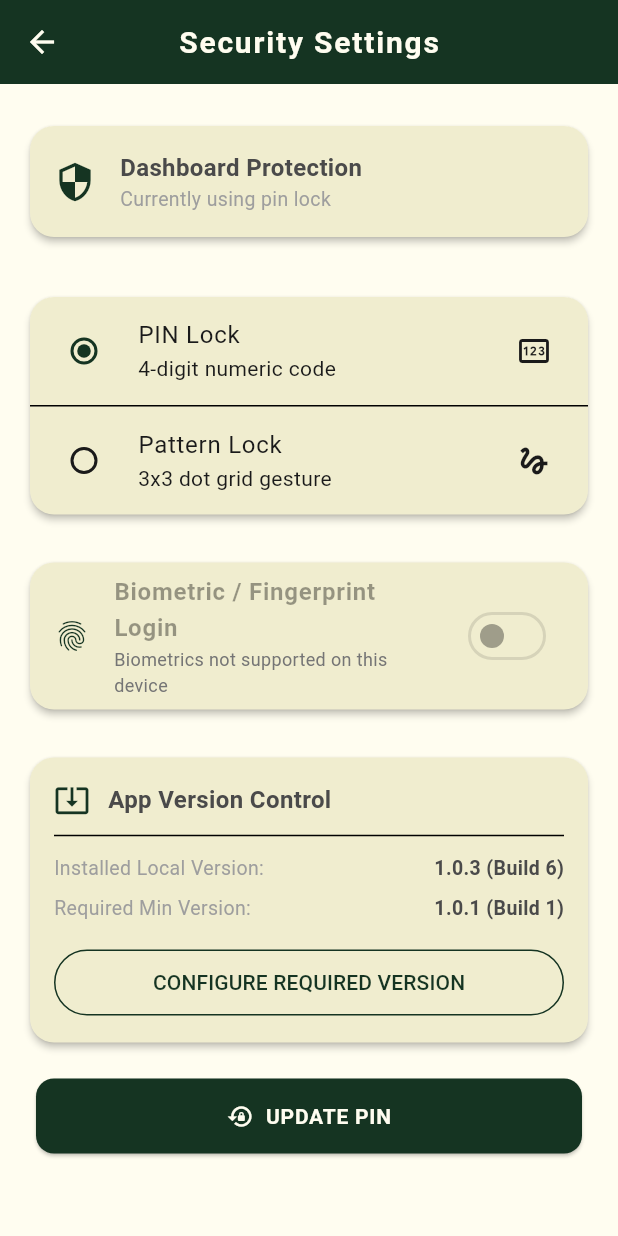
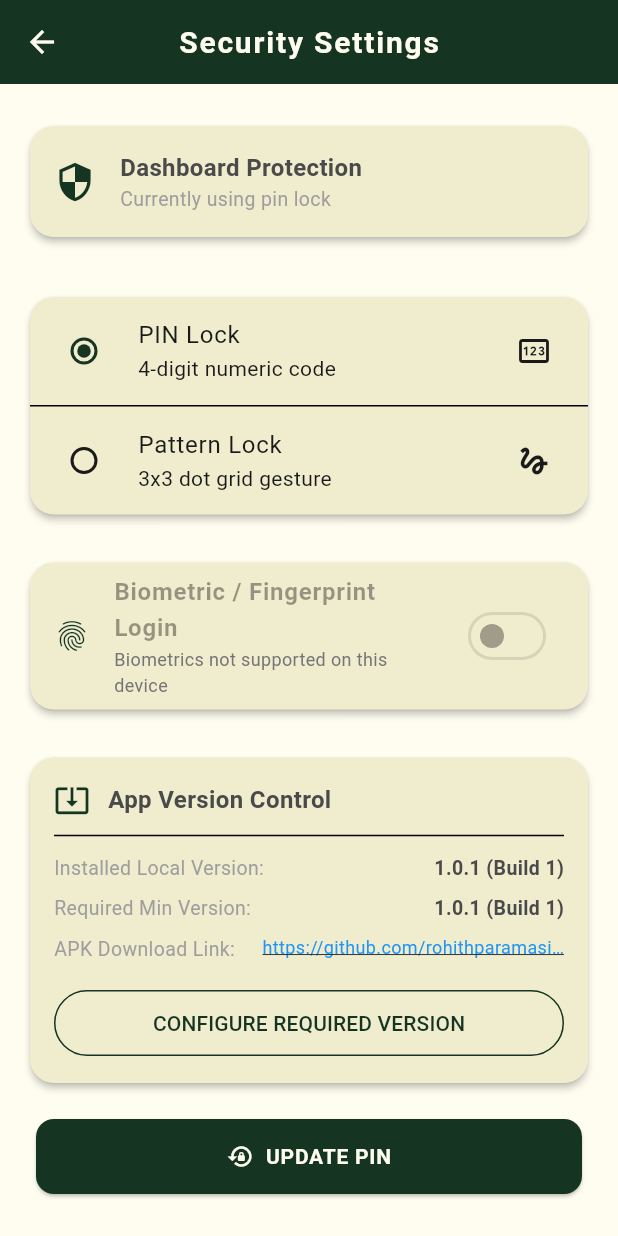
Before and after one commit to rohithparamasivam1125-gif/Dhkin-mobiles, a Flutter app: the SecuritySettingsScreen screen opened directly, on a phone screen of 412 x 824 dp. Run offline on Flutter 3.47's test engine with Material 3 defaults, Android fonts, the phone set to English and light mode, and no system bars; our stand-ins replace cloud_firestore, firebase_auth, firebase_core, firebase_messaging, flutter_local_notifications, image_picker and 5 more; missing offline and left inert: onesignal_flutter; accounts and stored records are empty.

Commit message:
Implement owner-controlled version management and db-synced build script

```diff
--- a/lib/main.dart
+++ b/lib/main.dart
@@ -10,8 +10,8 @@ import 'services/database_service.dart';
 import 'package:cloud_firestore/cloud_firestore.dart';
 import 'package:url_launcher/url_launcher.dart';
 
-const int kCurrentVersionCode = 6;
-const String kCurrentVersionName = '1.0.3';
+const int kCurrentVersionCode = 1;
+const String kCurrentVersionName = '1.0.1';
 
 void main() async {
   try {
--- a/lib/screens/owner/security_settings.dart
+++ b/lib/screens/owner/security_settings.dart
@@ -1,5 +1,6 @@
 import 'package:flutter/material.dart';
 import 'package:cloud_firestore/cloud_firestore.dart';
+import 'package:url_launcher/url_launcher.dart';
 import '../../utils/app_theme.dart';
 import '../../services/security_service.dart';
 import '../../services/biometric_service.dart';
@@ -332,6 +333,36 @@ class _SecuritySettingsScreenState extends State<SecuritySettingsScreen> {
                 Text('$_dbMinVersionName (Build $_dbMinVersionCode)', style: const TextStyle(fontWeight: FontWeight.w600, fontSize: 13)),
               ],
             ),
+            const SizedBox(height: 8),
+            Row(
+              crossAxisAlignment: CrossAxisAlignment.start,
+              mainAxisAlignment: MainAxisAlignment.spaceBetween,
+              children: [
+                const Text('APK Download Link:', style: TextStyle(color: Colors.grey, fontSize: 13)),
+                const SizedBox(width: 16),
+                Expanded(
+                  child: InkWell(
+                    onTap: () async {
+                      try {
+                        final uri = Uri.parse(_dbUpdateUrl);
+                        if (await canLaunchUrl(uri)) {
+                          await launchUrl(uri, mode: LaunchMode.externalApplication);
+                        }
+                      } catch (e) {
+                        debugPrint('Could not launch update URL: $e');
+                      }
+                    },
+                    child: Text(
+                      _dbUpdateUrl,
+                      style: const TextStyle(color: Colors.blue, fontSize: 12, decoration: TextDecoration.underline),
+                      textAlign: TextAlign.end,
+                      maxLines: 1,
+                      overflow: TextOverflow.ellipsis,
+                    ),
+                  ),
+                ),
+              ],
+            ),
             const SizedBox(height: 16),
             SizedBox(
               width: double.infinity,
--- a/pubspec.yaml
+++ b/pubspec.yaml
@@ -2,7 +2,7 @@ name: dhkin_mobiles
 description: "A new Flutter project for DHKIN Mobiles."
 publish_to: 'none'
 
-version: 1.0.3+6
+version: 1.0.1+1
 
 environment:
   sdk: '>=3.1.0 <4.0.0'
```
